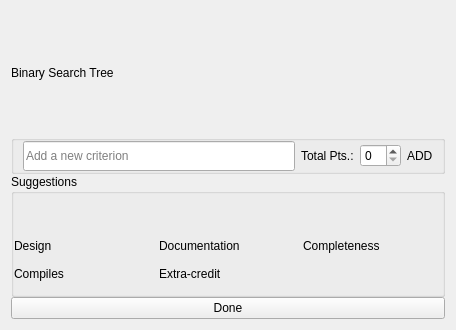
Above: TurboGrade/ui/rubricview.ui from wassgha/TurboGrade before the change. Below: the same form after it.
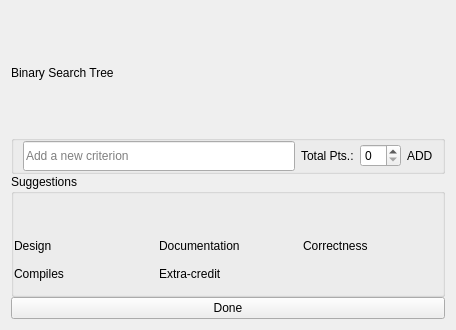
That is the form after the change. Icons and pictures are not drawn. Custom widgets are drawn as their Qt base class.

Diff of the .ui file:
```diff
--- a/TurboGrade/ui/rubricview.ui
+++ b/TurboGrade/ui/rubricview.ui
@@ -266,7 +266,7 @@
       <item row="0" column="2">
        <widget class="ClickableLabel" name="suggestion_completeness">
         <property name="text">
-         <string>Completeness</string>
+         <string>Correctness</string>
         </property>
        </widget>
       </item>
```
Left out of the diff: 2 changed lines with no effect on the pictures.
